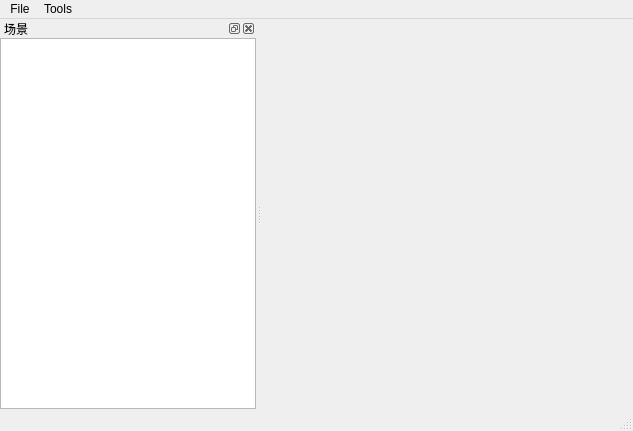
Before: the Qt Designer form OSGDemo/osgdemo.ui in OopsZ/OSGDemo, drawn with Qt 5.
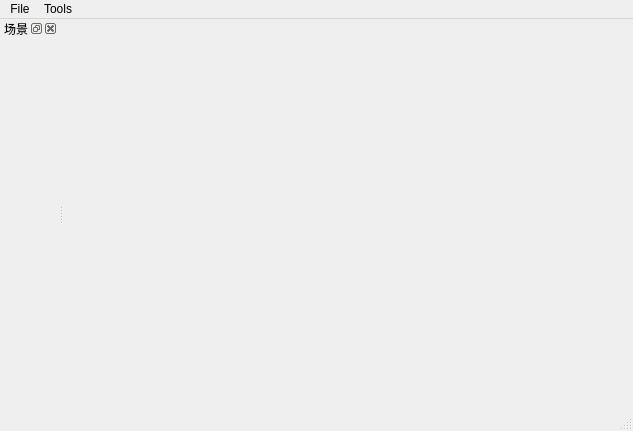
After: the same form once the commit is applied.

Patch:
```diff
--- a/OSGDemo/osgdemo.ui
+++ b/OSGDemo/osgdemo.ui
@@ -54,13 +54,6 @@
      <property name="margin">
       <number>0</number>
      </property>
-     <item>
-      <widget class="QTreeWidget" name="treeWidget">
-       <property name="columnCount">
-        <number>0</number>
-       </property>
-      </widget>
-     </item>
     </layout>
    </widget>
   </widget>
```
